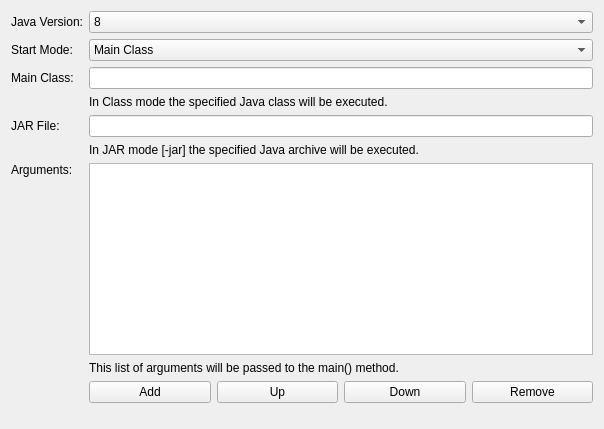
First picture: the form in src/brickv/plugin_system/plugins/red/ui/new_program_java.ui, repository Tinkerforge/brickv, before the edit.
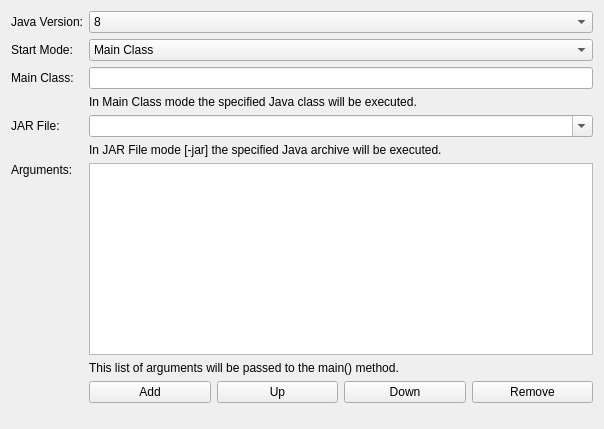
Second picture: the form after the edit.

Commit message:
red-brick: More work on the New Program wizard
Add combo boxes to pick .jar and .py files.

Refactor argument list editing to a ListWidgetEditor helper class.

Diff of the .ui file:
```diff
--- a/src/brickv/plugin_system/plugins/red/ui/new_program_java.ui
+++ b/src/brickv/plugin_system/plugins/red/ui/new_program_java.ui
@@ -48,9 +48,6 @@
      <item row="2" column="1" colspan="4">
       <widget class="QLineEdit" name="edit_main_class"/>
      </item>
-     <item row="4" column="1" colspan="4">
-      <widget class="QLineEdit" name="edit_jar_file"/>
-     </item>
      <item row="1" column="1" colspan="4">
       <widget class="QComboBox" name="combo_start_mode">
        <item>
@@ -82,7 +79,7 @@
      <item row="5" column="1" colspan="4">
       <widget class="QLabel" name="label_jar_file_help">
        <property name="text">
-        <string>In JAR mode [-jar] the specified Java archive will be executed.</string>
+        <string>In JAR File mode [-jar] the specified Java archive will be executed.</string>
        </property>
        <property name="wordWrap">
         <bool>true</bool>
@@ -92,7 +89,7 @@
      <item row="3" column="1" colspan="4">
       <widget class="QLabel" name="label_main_class_help">
        <property name="text">
-        <string>In Class mode the specified Java class will be executed.</string>
+        <string>In Main Class mode the specified Java class will be executed.</string>
        </property>
        <property name="wordWrap">
         <bool>true</bool>
@@ -150,6 +147,16 @@
        </property>
       </widget>
      </item>
+     <item row="4" column="1" colspan="4">
+      <widget class="QComboBox" name="combo_jar_file">
+       <property name="editable">
+        <bool>true</bool>
+       </property>
+       <property name="insertPolicy">
+        <enum>QComboBox::NoInsert</enum>
+       </property>
+      </widget>
+     </item>
     </layout>
    </item>
    <item>
```
Left out of the diff: 11 changed lines with no effect on the pictures. The commit also changes 9 other files.
